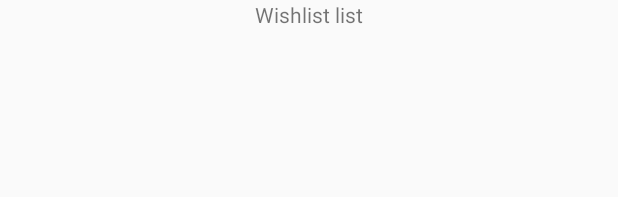
After one commit to dimestef/Android-MPIP, an Android app: the layout list_of_wishlist.xml on its own in the app's theme, with its tools: preview values and no code run, on a phone screen of 412 x 824 dp. The commit adds this screen. Shown: the top 197 px of the screen. Run offline under Robolectric (Android 15) with nearby library versions, the phone set to English and light mode, and no system bars.

Commit message:
Completed app with bad code quality

```diff
--- a/app/src/main/res/layout/activity_base_adapter_test.xml
+++ b/app/src/main/res/layout/activity_base_adapter_test.xml
@@ -13,7 +13,6 @@
     <ListView
         android:id="@+id/movieListItems"
         android:layout_width="wrap_content"
-        android:layout_height="wrap_content"
-        android:layout_below="@+id/btnAsync">
+        android:layout_height="wrap_content">
     </ListView>
 </RelativeLayout>
--- /dev/null
+++ b/app/src/main/res/layout/list_of_wishlist.xml
@@ -0,0 +1,38 @@
+<?xml version="1.0" encoding="utf-8"?>
+<LinearLayout xmlns:android="http://schemas.android.com/apk/res/android"
+    xmlns:tools="http://schemas.android.com/tools"
+    android:id="@+id/activity_main"
+    android:orientation="vertical"
+    android:layout_width="match_parent"
+    android:layout_height="match_parent">
+
+    <LinearLayout
+        android:orientation="vertical"
+        android:layout_width="match_parent"
+        android:layout_height="wrap_content"
+        android:layout_centerVertical="true">
+
+        <TextView
+            android:layout_width="match_parent"
+            android:layout_height="match_parent"
+            android:text="Wishlist list"
+            android:gravity="center"
+            android:id="@+id/movieName"
+            android:layout_alignParentTop="true"
+            android:layout_centerHorizontal="true"/>
+    </LinearLayout>
+
+    <LinearLayout
+        android:orientation="horizontal"
+        android:layout_width="match_parent"
+        android:layout_height="match_parent">
+
+        <TextView
+            android:layout_width="match_parent"
+            android:layout_height="wrap_content"
+            android:id="@+id/wishlistMovieName"/>
+
+    </LinearLayout>
+
+
+</LinearLayout>
```
Also changed, not shown: app/src/main/java/com/example/mobileplatformsandprogramming/BaseAdapterTestActivity.java (+95 -19 lines), app/src/main/java/com/example/mobileplatformsandprogramming/DataHelper.java (+7 -0 lines), app/src/main/java/com/example/mobileplatformsandprogramming/LogedUserActivity.java (+21 -20 lines), app/src/main/res/layout/activity_loged_user.xml (+22 -14 lines), app/src/main/res/drawable/search.png (added).
